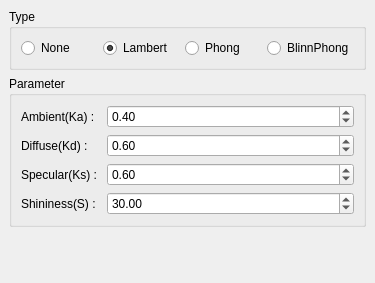
Above: Client/Widgets/ShadingControl.ui from CCSEPBVR/CS-IS-PBVR before the change. Below: the same form after it.
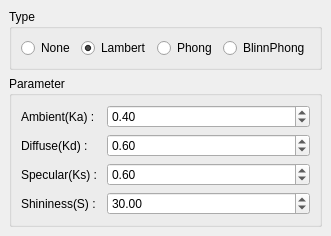
That is the form after the change.

Diff of the .ui file:
```diff
--- a/Client/Widgets/ShadingControl.ui
+++ b/Client/Widgets/ShadingControl.ui
@@ -6,8 +6,8 @@
    <rect>
     <x>0</x>
     <y>0</y>
-    <width>375</width>
-    <height>283</height>
+    <width>247</width>
+    <height>221</height>
    </rect>
   </property>
   <property name="windowTitle">
@@ -15,7 +15,51 @@
   </property>
   <widget class="QWidget" name="dockWidgetContents">
    <layout class="QGridLayout" name="gridLayout">
-    <item row="2" column="1">
+    <item row="0" column="0">
+     <widget class="QGroupBox" name="shadingTypeGroupBox">
+      <property name="title">
+       <string>Type</string>
+      </property>
+      <layout class="QGridLayout" name="gridLayout_2">
+       <item row="0" column="0">
+        <layout class="QHBoxLayout" name="horizontalLayout">
+         <item>
+          <widget class="QRadioButton" name="noneRadioButton">
+           <property name="text">
+            <string>None</string>
+           </property>
+          </widget>
+         </item>
+         <item>
+          <widget class="QRadioButton" name="lambertRadioButton">
+           <property name="text">
+            <string>Lambert</string>
+           </property>
+           <property name="checked">
+            <bool>true</bool>
+           </property>
+          </widget>
+         </item>
+         <item>
+          <widget class="QRadioButton" name="phongRadioButton">
+           <property name="text">
+            <string>Phong</string>
+           </property>
+          </widget>
+         </item>
+         <item>
+          <widget class="QRadioButton" name="blinnPhongRadioButton">
+           <property name="text">
+            <string>BlinnPhong</string>
+           </property>
+          </widget>
+         </item>
+        </layout>
+       </item>
+      </layout>
+     </widget>
+    </item>
+    <item row="1" column="0">
      <widget class="QGroupBox" name="shadingParameterGroupBox">
       <property name="title">
        <string>Parameter</string>
@@ -114,51 +158,7 @@
       </layout>
      </widget>
     </item>
-    <item row="1" column="1">
-     <widget class="QGroupBox" name="shadingTypeGroupBox">
-      <property name="title">
-       <string>Type</string>
-      </property>
-      <layout class="QGridLayout" name="gridLayout_2">
-       <item row="0" column="0">
-        <layout class="QHBoxLayout" name="horizontalLayout">
-         <item>
-          <widget class="QRadioButton" name="noneRadioButton">
-           <property name="text">
-            <string>None</string>
-           </property>
-          </widget>
-         </item>
-         <item>
-          <widget class="QRadioButton" name="lambertRadioButton">
-           <property name="text">
-            <string>Lambert</string>
-           </property>
-           <property name="checked">
-            <bool>true</bool>
-           </property>
-          </widget>
-         </item>
-         <item>
-          <widget class="QRadioButton" name="phongRadioButton">
-           <property name="text">
-            <string>Phong</string>
-           </property>
-          </widget>
-         </item>
-         <item>
-          <widget class="QRadioButton" name="blinnPhongRadioButton">
-           <property name="text">
-            <string>BlinnPhong</string>
-           </property>
-          </widget>
-         </item>
-        </layout>
-       </item>
-      </layout>
-     </widget>
-    </item>
-    <item row="3" column="1">
+    <item row="2" column="0">
      <spacer name="verticalSpacer">
       <property name="orientation">
        <enum>Qt::Vertical</enum>
@@ -166,7 +166,7 @@
       <property name="sizeHint" stdset="0">
        <size>
         <width>20</width>
-        <height>40</height>
+        <height>7</height>
        </size>
       </property>
      </spacer>
```
